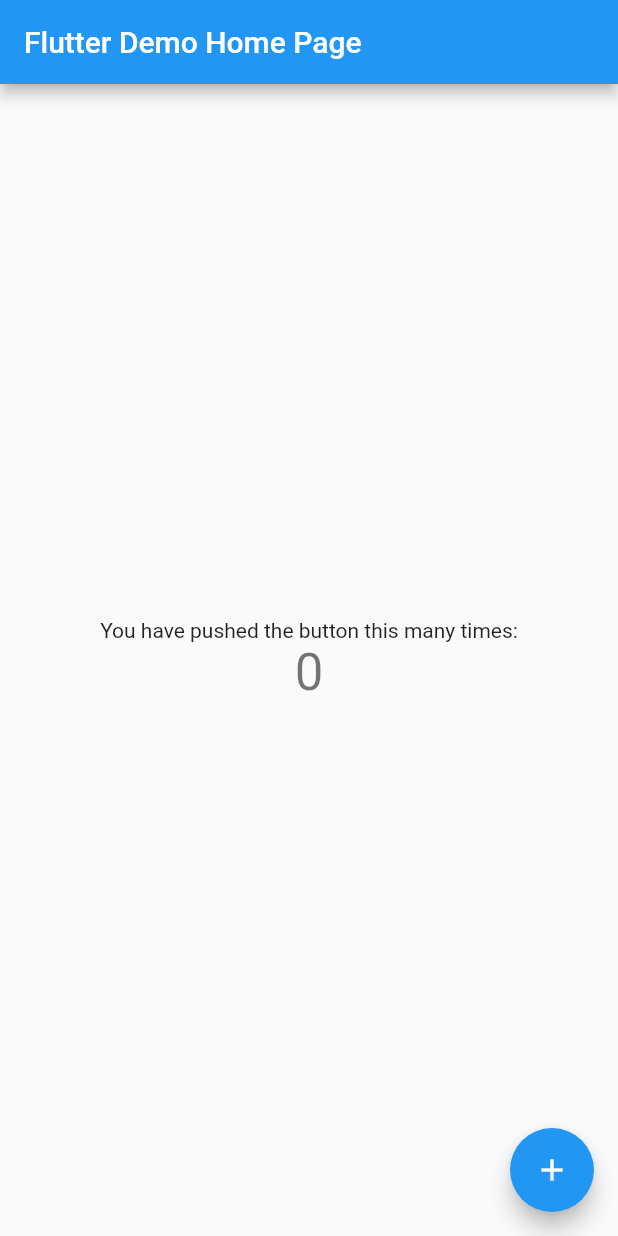
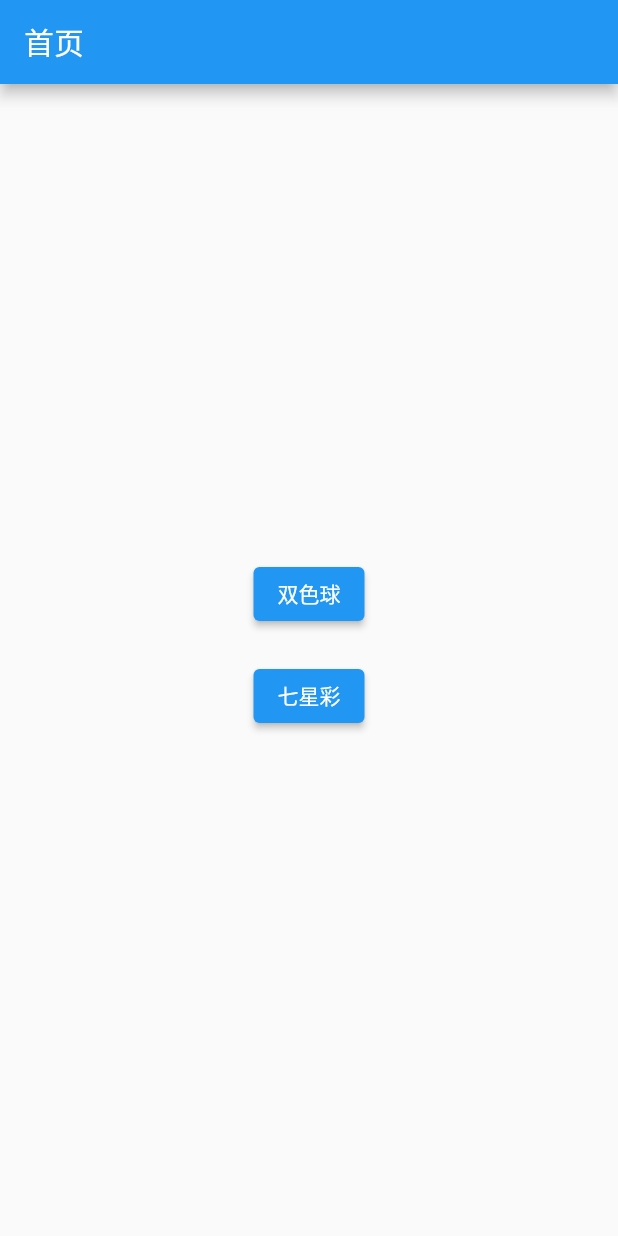
Before and after one commit to wosika/wosika.github.io, a Flutter app: the screen it shows after launch, on a phone screen of 412 x 824 dp. Run offline on Flutter 3.47's test engine with Material 2 defaults, Android fonts, the light colour scheme and no system bars.

Commit message:
完成双功能。

```diff
--- a/lib/intensify_mock.dart
+++ b/lib/intensify_mock.dart
@@ -1,8 +1,3 @@
-
-
-
-
-
 import 'dart:math';
 
 void main() async {
--- a/lib/main.dart
+++ b/lib/main.dart
@@ -1,4 +1,5 @@
 import 'package:flutter/material.dart';
+import 'package:untitled/main_page.dart';
 
 
 void main() {
@@ -14,103 +15,9 @@
     return MaterialApp(
       title: 'Flutter Demo',
       theme: ThemeData(
-        // This is the theme of your application.
-        //
-        // Try running your application with "flutter run". You'll see the
-        // application has a blue toolbar. Then, without quitting the app, try
-        // changing the primarySwatch below to Colors.green and then invoke
-        // "hot reload" (press "r" in the console where you ran "flutter run",
-        // or simply save your changes to "hot reload" in a Flutter IDE).
-        // Notice that the counter didn't reset back to zero; the application
-        // is not restarted.
         primarySwatch: Colors.blue,
       ),
-      home: const MyHomePage(title: 'Flutter Demo Home Page'),
+      home: const MainPage(),
     );
   }
 }
-
-class MyHomePage extends StatefulWidget {
-  const MyHomePage({Key? key, required this.title}) : super(key: key);
-
-  // This widget is the home page of your application. It is stateful, meaning
-  // that it has a State object (defined below) that contains fields that affect
-  // how it looks.
-
-  // This class is the configuration for the state. It holds the values (in this
-  // case the title) provided by the parent (in this case the App widget) and
-  // used by the build method of the State. Fields in a Widget subclass are
-  // always marked "final".
-
-  final String title;
-
-  @override
-  State<MyHomePage> createState() => _MyHomePageState();
-}
-
-class _MyHomePageState extends State<MyHomePage> {
-  int _counter = 0;
-
-  void _incrementCounter() {
-    setState(() {
-      // This call to setState tells the Flutter framework that something has
-      // changed in this State, which causes it to rerun the build method below
-      // so that the display can reflect the updated values. If we changed
-      // _counter without calling setState(), then the build method would not be
-      // called again, and so nothing would appear to happen.
-      _counter++;
-    });
-  }
-
-  @override
-  Widget build(BuildContext context) {
-    // This method is rerun every time setState is called, for instance as done
-    // by the _incrementCounter method above.
-    //
-    // The Flutter framework has been optimized to make rerunning build methods
-    // fast, so that you can just rebuild anything that needs updating rather
-    // than having to individually change instances of widgets.
-    return Scaffold(
-      appBar: AppBar(
-        // Here we take the value from the MyHomePage object that was created by
-        // the App.build method, and use it to set our appbar title.
-        title: Text(widget.title),
-      ),
-      body: Center(
-        // Center is a layout widget. It takes a single child and positions it
-        // in the middle of the parent.
-        child: Column(
-          // Column is also a layout widget. It takes a list of children and
-          // arranges them vertically. By default, it sizes itself to fit its
-          // children horizontally, and tries to be as tall as its parent.
-          //
-          // Invoke "debug painting" (press "p" in the console, choose the
-          // "Toggle Debug Paint" action from the Flutter Inspector in Android
-          // Studio, or the "Toggle Debug Paint" command in Visual Studio Code)
-          // to see the wireframe for each widget.
-          //
-          // Column has various properties to control how it sizes itself and
-          // how it positions its children. Here we use mainAxisAlignment to
-          // center the children vertically; the main axis here is the vertical
-          // axis because Columns are vertical (the cross axis would be
-          // horizontal).
-          mainAxisAlignment: MainAxisAlignment.center,
-          children: <Widget>[
-            const Text(
-              'You have pushed the button this many times:',
-            ),
-            Text(
-              '$_counter',
-              style: Theme.of(context).textTheme.headline4,
-            ),
-          ],
-        ),
-      ),
-      floatingActionButton: FloatingActionButton(
-        onPressed: _incrementCounter,
-        tooltip: 'Increment',
-        child: const Icon(Icons.add),
-      ), // This trailing comma makes auto-formatting nicer for build methods.
-    );
-  }
-}
--- /dev/null
+++ b/lib/main_page.dart
@@ -0,0 +1,61 @@
+import 'package:flutter/material.dart';
+import 'package:untitled/double_color_ball_page.dart';
+import 'package:untitled/seven_star_color_page.dart';
+
+class MainPage extends StatefulWidget {
+  const MainPage({Key? key}) : super(key: key);
+
+  @override
+  State<MainPage> createState() => _MainPageState();
+}
+
+class _MainPageState extends State<MainPage> {
+  @override
+  Widget build(BuildContext context) {
+
+    return Scaffold(
+      appBar: AppBar(
+        title: const Text("首页"),
+      ),
+      body: Center(
+        child: Column(
+          mainAxisAlignment: MainAxisAlignment.center,
+          children: [
+            ElevatedButton(
+              onPressed: () {
+                Navigator.push(context, MaterialPageRoute(builder: (context) {
+                  return const DoubleColorBallPage();
+                }));
+              },
+              child: const Text("双色球"),
+            ),
+            //间距
+            const SizedBox(
+              height: 20,
+            ),
+            ElevatedButton(
+              onPressed: () {
+                Navigator.push(context, MaterialPageRoute(builder: (context) {
+                  return const SevenStarColorPage();
+                }));
+
+              },
+              child: const Text("七星彩"),
+            ),
+            const SizedBox(
+              height: 20,
+            ),
+            // ElevatedButton(
+            //   onPressed: () {
+            //     Navigator.pushNamed(context, "/intensify_mock");
+            //   },
+            //   child: const Text("强化模拟"),
+            // ),
+          ],
+        ),
+      ),
+    );
+
+
+  }
+}
```
Also changed, not shown: lib/double_color_ball_page.dart (added, +86 -0 lines), lib/love_and_peace.dart (+29 -19 lines), lib/seven_lucky_number.dart (+12 -12 lines), lib/seven_star_color_page.dart (added, +75 -0 lines), pubspec.lock, 3 other files.
